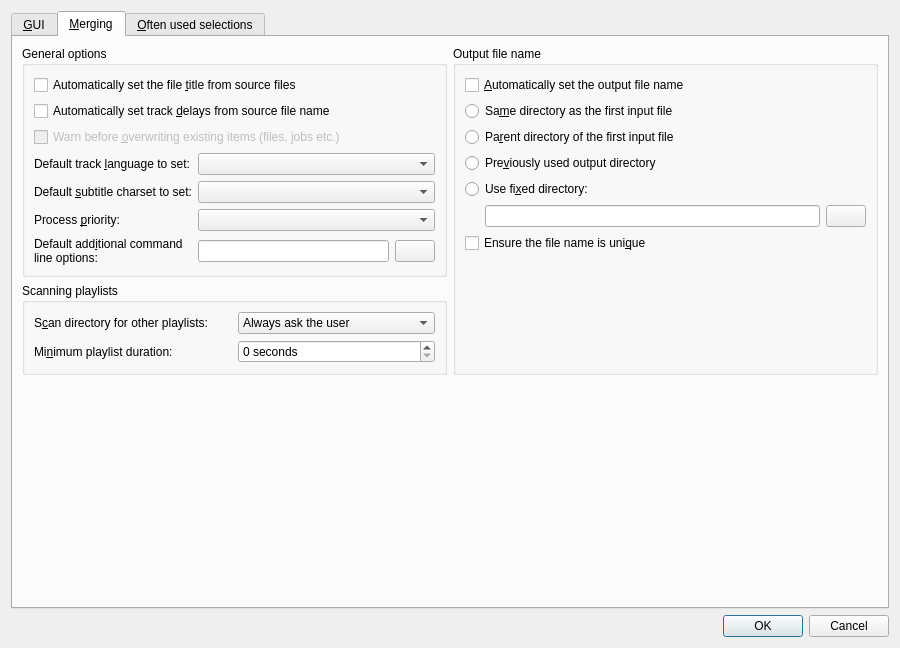
jpsdr/MKVToolnix-Windows-7, file src/mkvtoolnix-gui/forms/main_window/preferences_dialog.ui: the form before one commit.
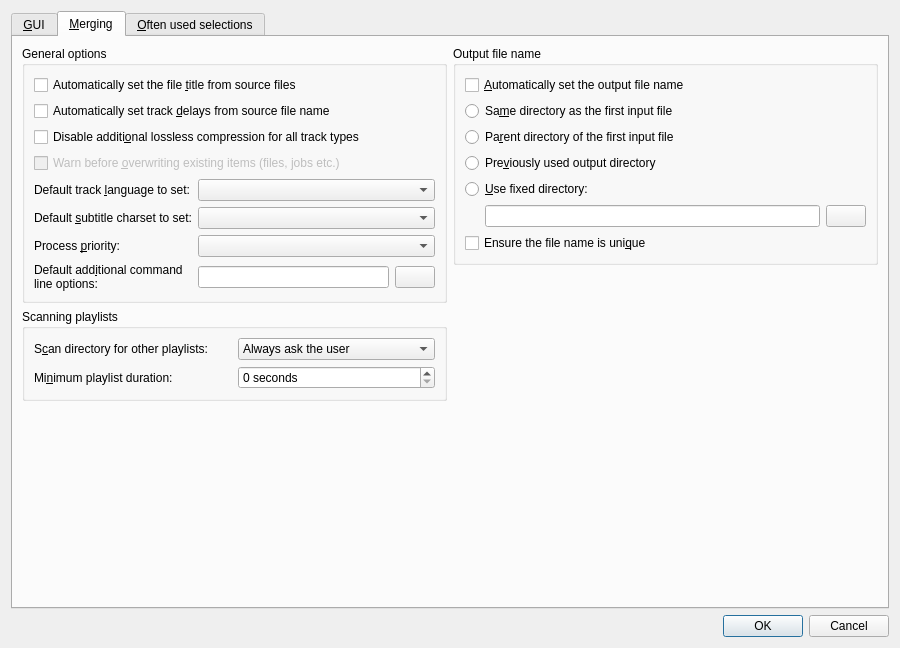
The form after the commit. The open tabs and pages were chosen to show the change. Icons and pictures are not drawn. Custom widgets are drawn as their Qt base class.

Commit message:
GUI: implement »disable compression for all track types«
Implements #1174.

```diff
--- a/src/mkvtoolnix-gui/forms/main_window/preferences_dialog.ui
+++ b/src/mkvtoolnix-gui/forms/main_window/preferences_dialog.ui
@@ -201,9 +201,9 @@
       <attribute name="title">
        <string>&amp;Merging</string>
       </attribute>
-      <layout class="QVBoxLayout" name="verticalLayout_7">
+      <layout class="QHBoxLayout" name="horizontalLayout_2">
        <item>
-        <layout class="QHBoxLayout" name="horizontalLayout_4">
+        <layout class="QVBoxLayout" name="verticalLayout_9">
          <item>
           <layout class="QVBoxLayout" name="verticalLayout_6">
            <item>
@@ -226,6 +226,13 @@
                 </property>
                </widget>
               </item>
+              <item>
+               <widget class="QCheckBox" name="cbMDisableCompressionForAllTrackTypes">
+                <property name="text">
+                 <string>Disable additi&amp;onal lossless compression for all track types</string>
+                </property>
+               </widget>
+              </item>
               <item>
                <widget class="QCheckBox" name="cbMWarnBeforeOverwriting">
                 <property name="enabled">
@@ -383,6 +390,23 @@
           </layout>
          </item>
          <item>
+          <spacer name="verticalSpacer">
+           <property name="orientation">
+            <enum>Qt::Vertical</enum>
+           </property>
+           <property name="sizeHint" stdset="0">
+            <size>
+             <width>20</width>
+             <height>20</height>
+            </size>
+           </property>
+          </spacer>
+         </item>
+        </layout>
+       </item>
+       <item>
+        <layout class="QVBoxLayout" name="verticalLayout_7">
+         <item>
           <widget class="QGroupBox" name="groupBox_5">
            <property name="title">
             <string>Output file name</string>
@@ -419,7 +443,7 @@
             <item>
              <widget class="QRadioButton" name="rbMAutoSetFixedDirectory">
               <property name="text">
-               <string>Use fi&amp;xed directory:</string>
+               <string>&amp;Use fixed directory:</string>
               </property>
              </widget>
             </item>
@@ -464,6 +488,9 @@
               </property>
              </widget>
             </item>
+           </layout>
+          </widget>
+         </item>
             <item>
              <spacer name="verticalSpacer_3">
               <property name="orientation">
@@ -478,22 +505,6 @@
              </spacer>
             </item>
            </layout>
-          </widget>
-         </item>
-        </layout>
-       </item>
-       <item>
-        <spacer name="verticalSpacer">
-         <property name="orientation">
-          <enum>Qt::Vertical</enum>
-         </property>
-         <property name="sizeHint" stdset="0">
-          <size>
-           <width>20</width>
-           <height>20</height>
-          </size>
-         </property>
-        </spacer>
        </item>
       </layout>
      </widget>
```
Left out of the diff: 1 changed line with no effect on the pictures. Lines whose indentation alone changed are shown as unchanged. The commit also changes 6 other files.
